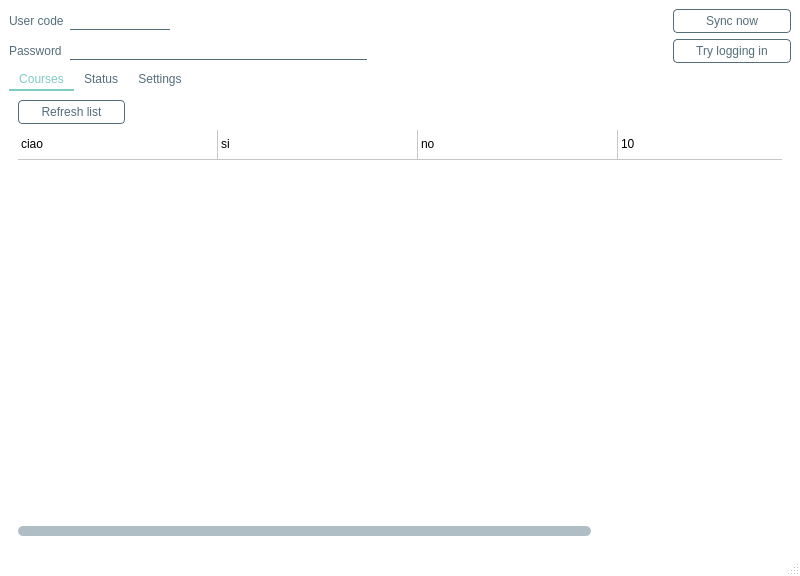
The window that polibeepsync/new_gui.ui (Jacotsu/polibeepsync) describes before a commit, drawn with Qt 5.
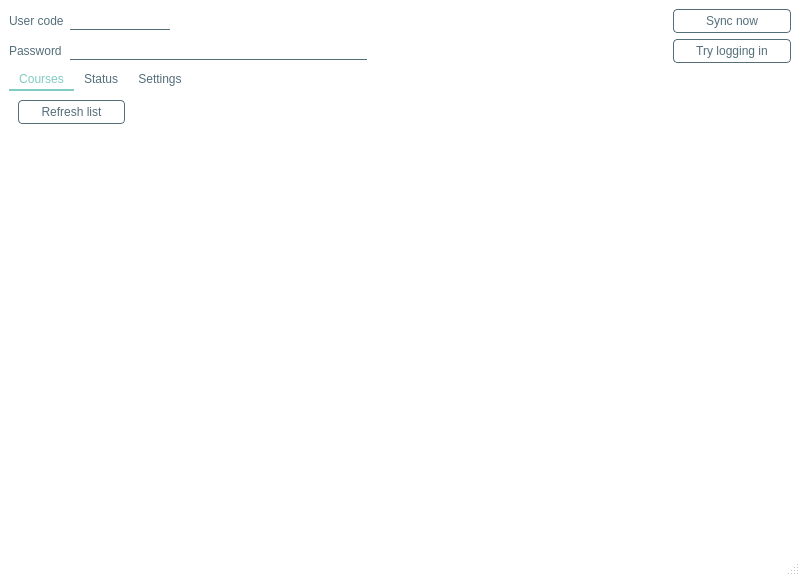
The same window after the commit. The open tabs and pages were chosen to show the change. Icons and pictures are not drawn.

Diff of the .ui file:
```diff
--- a/polibeepsync/new_gui.ui
+++ b/polibeepsync/new_gui.ui
@@ -699,45 +699,21 @@
            </layout>
           </item>
           <item>
-           <widget class="QTableWidget" name="coursesView2">
-            <property name="minimumSize">
-             <size>
-              <width>758</width>
-              <height>0</height>
-             </size>
-            </property>
-            <property name="maximumSize">
-             <size>
-              <width>1920</width>
-              <height>1080</height>
-             </size>
-            </property>
-            <property name="lineWidth">
-             <number>1</number>
-            </property>
-            <property name="midLineWidth">
-             <number>0</number>
-            </property>
-            <property name="sortingEnabled">
-             <bool>false</bool>
+           <widget class="QTableView" name="coursesView">
+            <property name="styleSheet">
+             <string notr="true"/>
             </property>
             <attribute name="horizontalHeaderVisible">
-             <bool>false</bool>
+             <bool>true</bool>
             </attribute>
             <attribute name="horizontalHeaderCascadingSectionResizes">
              <bool>false</bool>
             </attribute>
             <attribute name="horizontalHeaderDefaultSectionSize">
-             <number>200</number>
-            </attribute>
-            <attribute name="horizontalHeaderHighlightSections">
-             <bool>true</bool>
+             <number>60</number>
             </attribute>
             <attribute name="horizontalHeaderMinimumSectionSize">
-             <number>50</number>
-            </attribute>
-            <attribute name="horizontalHeaderShowSortIndicator" stdset="0">
-             <bool>true</bool>
+             <number>30</number>
             </attribute>
             <attribute name="horizontalHeaderStretchLastSection">
              <bool>true</bool>
@@ -745,57 +721,6 @@
             <attribute name="verticalHeaderVisible">
              <bool>false</bool>
             </attribute>
-            <attribute name="verticalHeaderHighlightSections">
-             <bool>false</bool>
-            </attribute>
-            <row>
-             <property name="text">
-              <string>kek</string>
-             </property>
-            </row>
-            <column>
-             <property name="text">
-              <string>Name</string>
-             </property>
-            </column>
-            <column>
-             <property name="text">
-              <string>Sync</string>
-             </property>
-            </column>
-            <column>
-             <property name="text">
-              <string>Save as</string>
-             </property>
-             <property name="textAlignment">
-              <set>AlignLeading|AlignVCenter</set>
-             </property>
-            </column>
-            <column>
-             <property name="text">
-              <string>Download %</string>
-             </property>
-            </column>
-            <item row="0" column="0">
-             <property name="text">
-              <string>ciao</string>
-             </property>
-            </item>
-            <item row="0" column="1">
-             <property name="text">
-              <string>si</string>
-             </property>
-            </item>
-            <item row="0" column="2">
-             <property name="text">
-              <string>no</string>
-             </property>
-            </item>
-            <item row="0" column="3">
-             <property name="text">
-              <string>10</string>
-             </property>
-            </item>
            </widget>
           </item>
          </layout>
```
Left out of the diff: 3 changed lines with no effect on the pictures.
